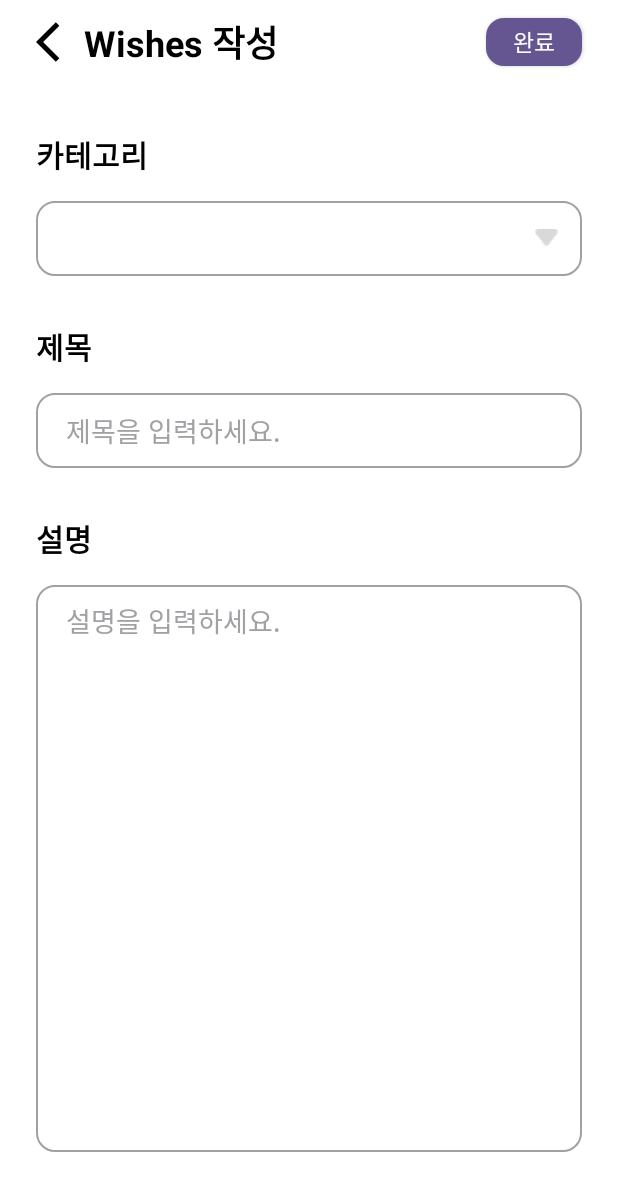
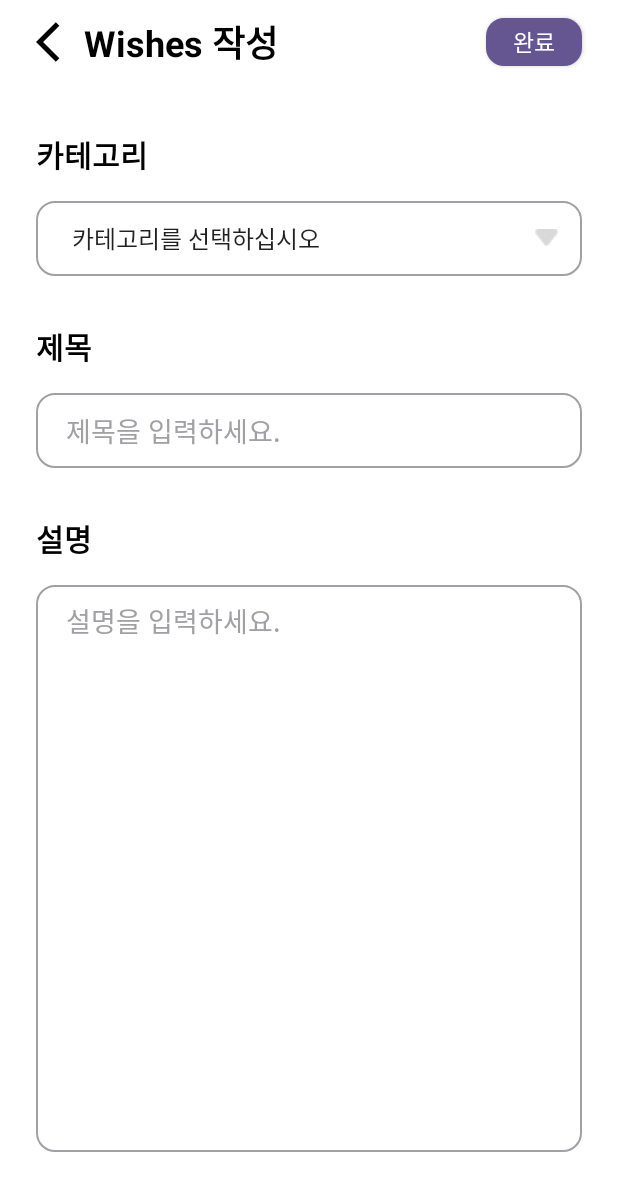
Before and after one commit to jy3040/SWU-GURU2-16-Team-Record, an Android app built with Jetpack Compose: the WriteWishActivity screen opened directly, with no data from a screen before it, on a phone screen of 412 x 824 dp. Shown: the top 1191 px of the screen. Run offline under Robolectric (Android 15) with nearby library versions, the light colour scheme and no system bars.

Commit message:
스피너 기능 추가 (카테고리 명)

```diff
--- a/app/src/main/java/com/example/nota/WriteCollectionActivity.kt
+++ b/app/src/main/java/com/example/nota/WriteCollectionActivity.kt
@@ -3,6 +3,8 @@ package com.example.nota
 import android.os.Bundle
 import androidx.appcompat.app.AppCompatActivity
 import android.view.View
+import android.widget.ArrayAdapter
+import android.widget.Spinner
 
 class WriteCollectionActivity : AppCompatActivity() {
 
@@ -10,9 +12,15 @@ class WriteCollectionActivity : AppCompatActivity() {
         super.onCreate(savedInstanceState)
         setContentView(R.layout.write_collection)
 
-        // 여기에 WriteCollectionActivity에 필요한 추가적인 설정이나 로직을 작성하세요.
-        // 예를 들어, EditText, 버튼 등의 UI 구성 요소를 추가하거나 필요한 작업을 처리할 수 있습니다.
-        // 또는 사용자 상호작용을 처리하고 필요한 데이터를 저장하는 등의 작업을 수행할 수 있습니다.
+        val spinner = findViewById<Spinner>(R.id.spinner_category)
+
+        // 카테고리명 배열 가져오기
+        val categories = resources.getStringArray(R.array.categories)
+
+        // 스피너 어댑터 설정
+        val adapter = ArrayAdapter(this, android.R.layout.simple_spinner_item, categories)
+        adapter.setDropDownViewResource(android.R.layout.simple_spinner_dropdown_item)
+        spinner.adapter = adapter
     }
 
     fun onBackButtonClicked(view: View) {
--- a/app/src/main/java/com/example/nota/WriteWishActivity.kt
+++ b/app/src/main/java/com/example/nota/WriteWishActivity.kt
@@ -3,12 +3,25 @@ package com.example.nota
 import androidx.appcompat.app.AppCompatActivity
 import android.os.Bundle
 import android.view.View
+import android.widget.ArrayAdapter
+import android.widget.Spinner
 
 class WriteWishActivity : AppCompatActivity() {
     override fun onCreate(savedInstanceState: Bundle?) {
         super.onCreate(savedInstanceState)
         setContentView(R.layout.write_wish)
+
+        val spinner = findViewById<Spinner>(R.id.spinner_category)
+
+        // 카테고리명 배열 가져오기
+        val categories = resources.getStringArray(R.array.categories)
+
+        // 스피너 어댑터 설정
+        val adapter = ArrayAdapter(this, android.R.layout.simple_spinner_item, categories)
+        adapter.setDropDownViewResource(android.R.layout.simple_spinner_dropdown_item)
+        spinner.adapter = adapter
     }
+
     fun onBackButtonClicked(view: View) {
         finish()
     }
--- a/app/src/main/res/values/strings.xml
+++ b/app/src/main/res/values/strings.xml
@@ -2,4 +2,13 @@
     <string name="app_name">Nota</string>
     <!-- TODO: Remove or change this placeholder text -->
     <string name="hello_blank_fragment">Hello blank fragment</string>
+
+    <array name="categories">
+        <item>카테고리를 선택하십시오</item>
+        <item>도서</item>
+        <item>영화</item>
+        <item>전시</item>
+        <item>나라가허용한유일한마약MUSIC</item>
+    </array>
+
 </resources>
```
